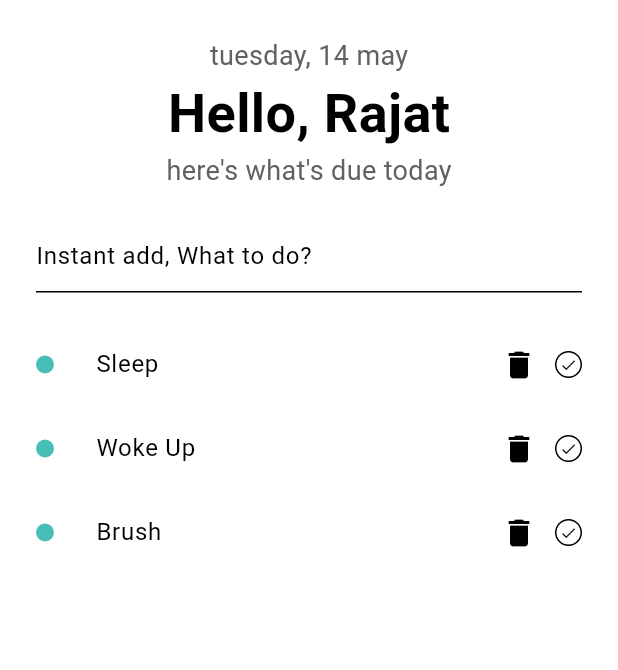
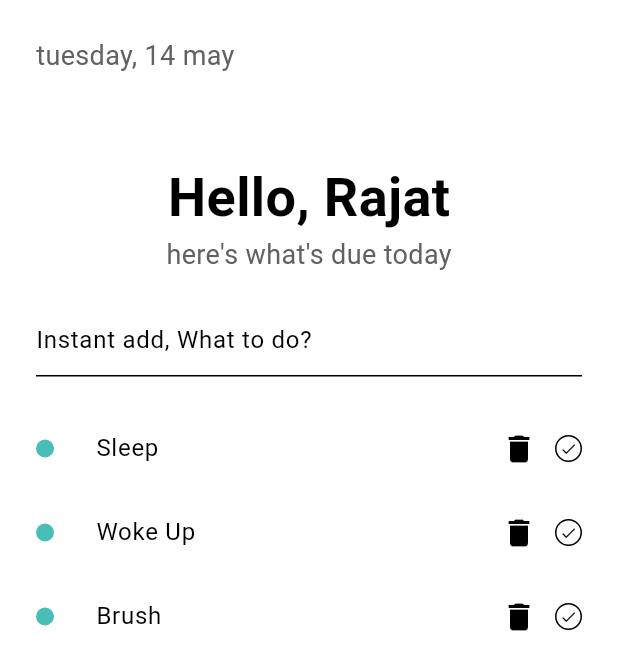
Before and after one commit to rajat-bisht-zzz/todo_app, a Flutter app: the screen it shows after launch, on a phone screen of 412 x 824 dp. Shown: the top 670 px of the screen. Run offline on Flutter 3.47's test engine with Material 3 defaults, Android fonts, the phone set to English and light mode, and no system bars; our stand-ins replace bloc, equatable, flutter_bloc.

Commit message:
Updated UI

```diff
--- a/lib/pages/todo_page/todo_header.dart
+++ b/lib/pages/todo_page/todo_header.dart
@@ -1,5 +1,4 @@
 import 'package:flutter/material.dart';
-import 'package:intl/intl.dart';
 import 'package:todo_app/widgets/primary_heading.dart';
 import 'package:todo_app/widgets/secondary_heading.dart';
 
@@ -8,13 +7,9 @@ class TodoHeader extends StatelessWidget {
 
   @override
   Widget build(BuildContext context) {
-    DateTime now = DateTime.now();
-    String formattedDate = DateFormat('EEEE, d MMMM').format(now);
-
     return Column(
       mainAxisAlignment: MainAxisAlignment.spaceBetween,
       children: [
-        SecondaryHeading(headingText: formattedDate.toLowerCase()),
         PrimaryHeading(headingText: 'Hello, Rajat'),
         SecondaryHeading(headingText: 'here\'s what\'s due today')
 
--- a/lib/pages/todo_page/todo_page.dart
+++ b/lib/pages/todo_page/todo_page.dart
@@ -2,32 +2,42 @@ import 'package:flutter/material.dart';
 import 'package:todo_app/pages/todo_page/create_todo.dart';
 import 'package:todo_app/pages/todo_page/show_todos.dart';
 import 'package:todo_app/pages/todo_page/todo_header.dart';
+import 'package:todo_app/pages/todo_page/todo_time_header.dart';
 
 class TodoPage extends StatelessWidget {
-  const TodoPage({super.key});
+  const TodoPage({Key? key});
 
   @override
   Widget build(BuildContext context) {
     return SafeArea(
-        child: Scaffold(
-      body: SingleChildScrollView(
+      child: Scaffold(
+        body: SingleChildScrollView(
           child: Padding(
-        padding: const EdgeInsets.all(24.0),
-        child: Center(
-          child: Column(children: [
-            TodoHeader(),
-            SizedBox(
-              height: 20,
+            padding: const EdgeInsets.all(24.0),
+            child: Column(
+              children: [
+                Row(
+                  children: [
+                    TodoTimeHeader(),
+                  ],
+                ),
+                SizedBox(height: 56),
+                Center(
+                  child: Column(
+                    children: [
+                      TodoHeader(),
+                      SizedBox(height: 20),
+                      CreateTodo(),
+                      SizedBox(height: 20),
+                      ShowTodos(),
+                    ],
+                  ),
+                ),
+              ],
             ),
-            CreateTodo(),
-            SizedBox(
-              height: 20,
-            ),
-            // TodoSearch(),
-            ShowTodos()
-          ]),
+          ),
         ),
-      )),
-    ));
+      ),
+    );
   }
 }
--- /dev/null
+++ b/lib/pages/todo_page/todo_time_header.dart
@@ -0,0 +1,17 @@
+import 'package:flutter/material.dart';
+import 'package:intl/intl.dart';
+import 'package:todo_app/widgets/secondary_heading.dart';
+
+class TodoTimeHeader extends StatelessWidget {
+  const TodoTimeHeader({super.key});
+
+  @override
+  Widget build(BuildContext context) {
+    DateTime now = DateTime.now();
+    String formattedDate = DateFormat('EEEE, d MMMM').format(now).toLowerCase();
+
+    return SecondaryHeading(
+      headingText: formattedDate,
+    );
+  }
+}
```
